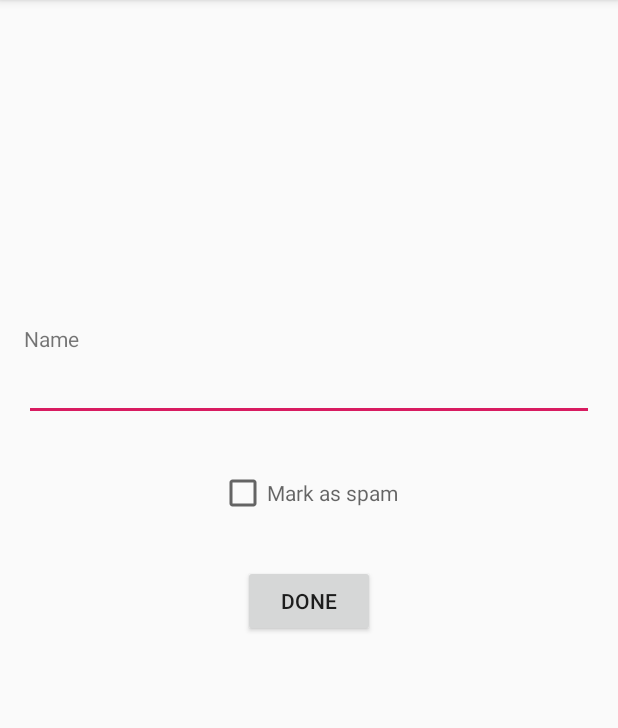
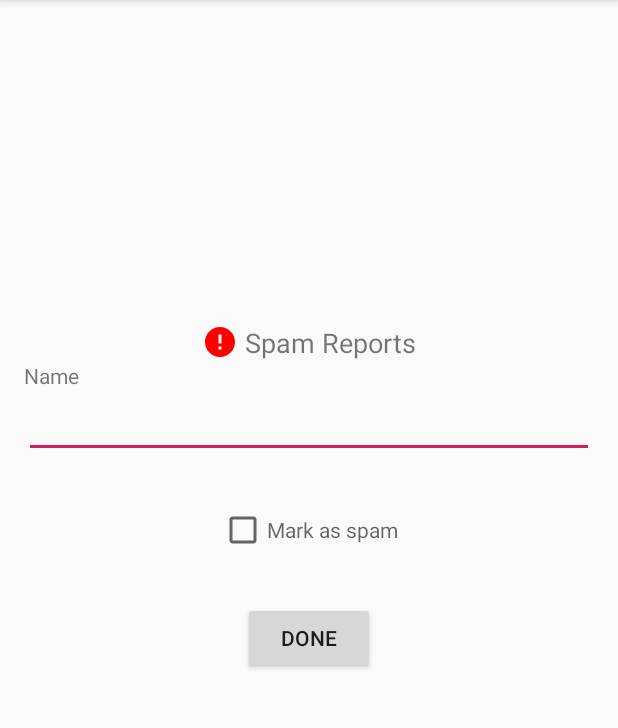
Before and after one commit to j4zib/intellicam, an Android app: the Dialog screen opened directly, with no data from a screen before it, on a phone screen of 412 x 824 dp, the part 84-812 px from its top. Run offline under Robolectric (Android 15) with nearby library versions, the phone set to English and light mode, and no system bars; our stand-ins replace CircleImageView, Firebase (no records; nobody signed in at launch, a user with empty details on screens opened directly), Picasso.

Commit message:
added working spam count

```diff
--- a/app/src/main/java/com/example/j4zib/intellicam/Dialog.java
+++ b/app/src/main/java/com/example/j4zib/intellicam/Dialog.java
@@ -10,6 +10,7 @@ import android.widget.Button;
 import android.widget.CheckBox;
 import android.widget.EditText;
 import android.widget.ImageView;
+import android.widget.TextView;
 
 import com.google.android.gms.tasks.OnCompleteListener;
 import com.google.android.gms.tasks.OnSuccessListener;
@@ -32,6 +33,8 @@ public class Dialog extends AppCompatActivity {
     public ImageView image;
     StorageReference storageReference;
     FirebaseStorage storage;
+    String test;
+    TextView spamText;
 
     @Override
     protected void onCreate(Bundle savedInstanceState) {
@@ -41,8 +44,11 @@ public class Dialog extends AppCompatActivity {
         spamCheck = findViewById(R.id.tick);
         doneButton = findViewById(R.id.button);
         image = findViewById(R.id.imageView);
-
-        final String test=getIntent().getStringExtra("id");
+        spamText = findViewById(R.id.spamDialog);
+        spamText.setText(getIntent().getStringExtra("spam"));
+        test=getIntent().getStringExtra("id");
+        if(getIntent().hasExtra("name"))
+            name.setText(getIntent().getStringExtra("name"));
         Log.d(TAG, "onCreate: "+ test);
         storage = FirebaseStorage.getInstance();
         storageReference = storage.getReference();
--- a/app/src/main/java/com/example/j4zib/intellicam/MainActivity.java
+++ b/app/src/main/java/com/example/j4zib/intellicam/MainActivity.java
@@ -58,9 +58,10 @@ public class MainActivity extends AppCompatActivity {
 
         adapter.setOnItemClickListener(new PersonAdapter.OnItemClickListener() {
             @Override
-            public void onItemClick(String string, int spam) {
+            public void onItemClick(String string, int spam,String name) {
                 Intent notifyIntent = new Intent(MainActivity.this,Dialog.class);
                 notifyIntent.putExtra("id",string);
+                notifyIntent.putExtra("name",name);
                 notifyIntent.putExtra("spam",Integer.toString(spam));
                 startActivity(notifyIntent);
             }
--- /dev/null
+++ b/app/src/main/res/drawable/ic_error_black_24dp.xml
@@ -0,0 +1,5 @@
+<vector android:height="24dp" android:tint="#FF0000"
+    android:viewportHeight="24.0" android:viewportWidth="24.0"
+    android:width="24dp" xmlns:android="http://schemas.android.com/apk/res/android">
+    <path android:fillColor="#FF000000" android:pathData="M12,2C6.48,2 2,6.48 2,12s4.48,10 10,10 10,-4.48 10,-10S17.52,2 12,2zM13,17h-2v-2h2v2zM13,13h-2L11,7h2v6z"/>
+</vector>
--- a/app/src/main/res/layout/activity_dialog.xml
+++ b/app/src/main/res/layout/activity_dialog.xml
@@ -26,7 +26,38 @@
                 android:layout_gravity="center"
                 android:scaleType="fitXY"/>
 
+            <LinearLayout
+                android:layout_width="wrap_content"
+                android:layout_height="wrap_content"
+                android:orientation="horizontal"
+                android:id="@+id/spamDialogLayout"
+                android:visibility="visible"
+                android:layout_gravity="center">
+                <ImageView
+                    android:layout_width="wrap_content"
+                    android:layout_height="wrap_content"
+                    android:src="@drawable/ic_error_black_24dp"/>
+                <TextView
+                    android:id="@+id/spamDialog"
+                    android:layout_width="wrap_content"
+                    android:layout_height="wrap_content"
+                    android:ellipsize="end"
+                    android:maxLines="1"
+                    android:text="1999"
+                    android:textSize="18dp"
+                    android:layout_gravity="center"
+                    />
+                <TextView
+                    android:layout_width="wrap_content"
+                    android:layout_height="wrap_content"
+                    android:ellipsize="end"
+                    android:maxLines="1"
+                    android:text=" Spam Reports"
+                    android:textSize="18dp"
+                    android:layout_gravity="center"
+                    />
 
+            </LinearLayout>
             <TextView
                 android:id="@+id/nameTextView"
                 android:layout_width="wrap_content"
```
Also changed, not shown: app/src/main/java/com/example/j4zib/intellicam/PersonAdapter.java (+12 -3 lines), app/src/main/res/layout/list_item_main.xml (+29 -1 lines).
